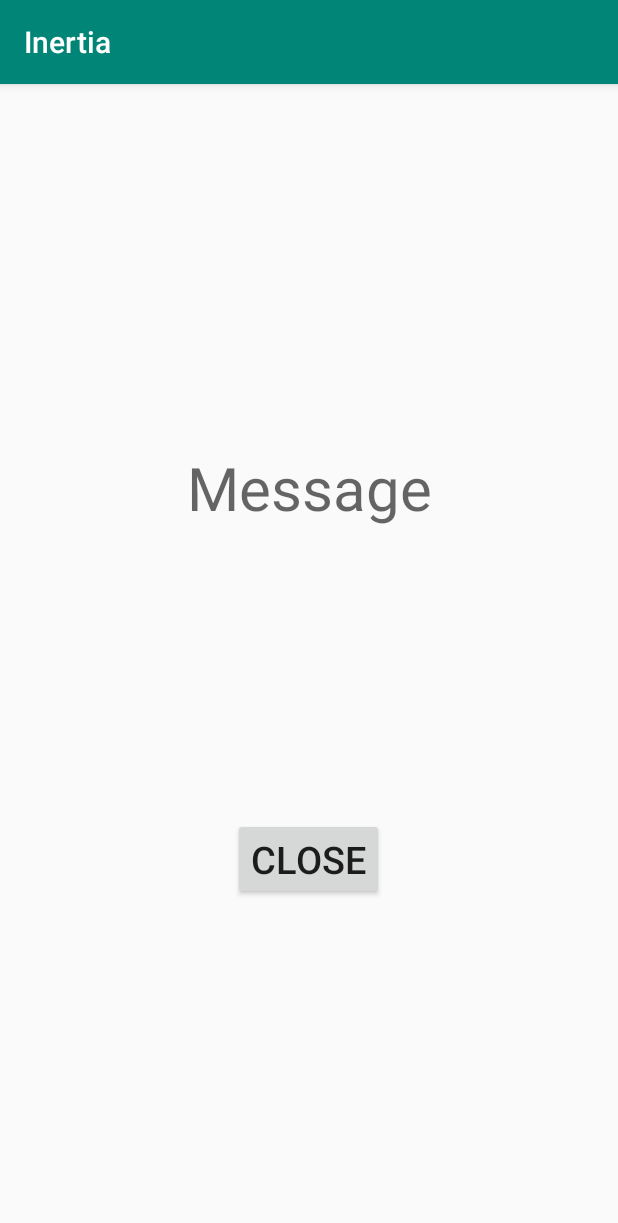
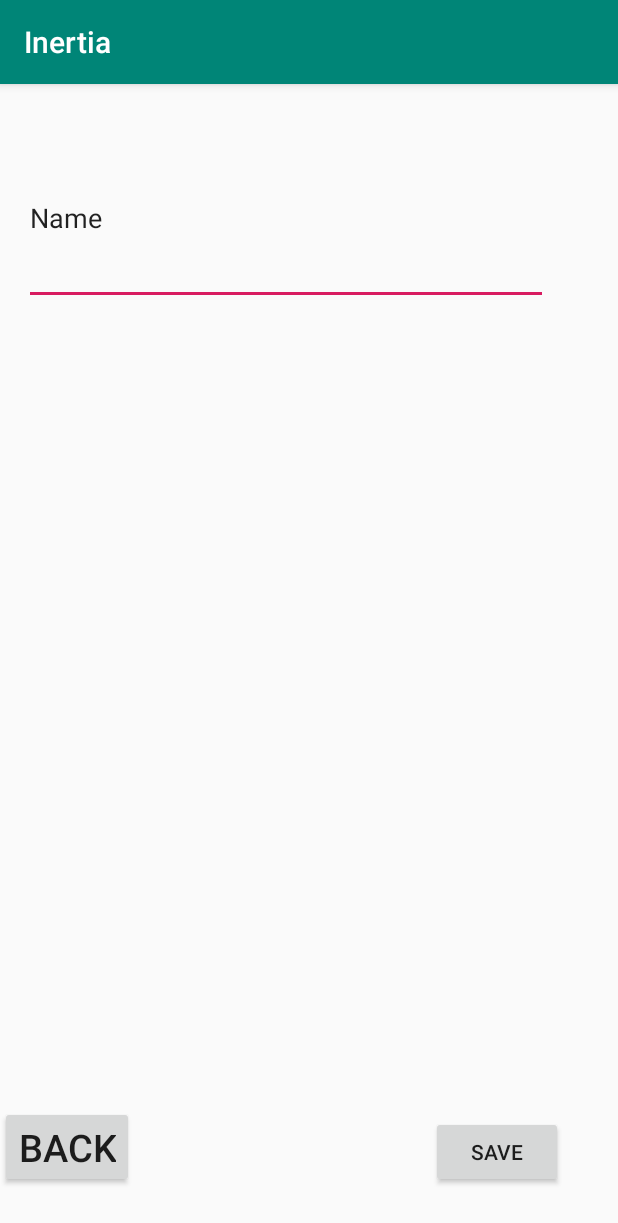
Before and after one commit to macruhinda/Inertiaa, an Android app: the screen it shows after launch (DisplayMessageActivity), after a tap on "SEND", on a phone screen of 412 x 824 dp. Shown: the top 1223 px of the screen. Run offline under Robolectric (Android 15) with nearby library versions, the phone set to English and light mode, and no system bars; 4 statements that could not run were skipped.

Commit message:
final project

```diff
--- a/app/src/main/java/com/example/inertia/DisplayMessageActivity.java
+++ b/app/src/main/java/com/example/inertia/DisplayMessageActivity.java
@@ -5,19 +5,67 @@ import androidx.appcompat.app.AppCompatActivity;
 import android.content.Intent;
 import android.os.Bundle;
 import android.view.View;
+import android.widget.ArrayAdapter;
+import android.widget.Button;
+import android.widget.EditText;
+import android.widget.ListView;
 import android.widget.TextView;
+import android.widget.Toast;
+
+import java.util.ArrayList;
 
 public class DisplayMessageActivity extends AppCompatActivity {
+    ListView saved_messag;
+    EditText textV;
+    Button sendBut;
+
+
+    Subaru subaru;
+    ArrayList arrayList;
+    ArrayAdapter arrayAdapter;
+
 
     @Override
     protected void onCreate(Bundle savedInstanceState) {
         super.onCreate(savedInstanceState);
 
+        saved_messag = findViewById(R.id.saved_message);
+
         setContentView(R.layout.activity_display_message);
         Intent intent = getIntent();
         String message = intent.getStringExtra("MESSAGE");
-        TextView messageView =(TextView)findViewById(R.id.messageTextView);
-        messageView.setText(message);
+       // TextView messageView =(TextView)findViewById(R.id.messageTextView);
+       // messageView.setText(message);
+
+
+
+        textV = findViewById(R.id.editText);
+        sendBut =  findViewById(R.id.saving);
+        final Subaru subaru = new Subaru(DisplayMessageActivity.this);
+        arrayList = subaru.allcomment();
+        arrayAdapter = new ArrayAdapter(DisplayMessageActivity.this,android.R.layout.activity_list_item,arrayList);
+        saved_messag.setAdapter(arrayAdapter);
+
+        sendBut.setOnClickListener(new View.OnClickListener() {
+            @Override
+            public void onClick(View v) {
+                String txt2 = textV.getText().toString();
+                if (!txt2.isEmpty()){
+                    if(subaru.addcomment(txt2)){
+                        textV.setText("");
+                        Toast.makeText(getApplicationContext(),"saved....",Toast.LENGTH_SHORT).show();
+                        arrayList.clear();
+                        arrayList.addAll(subaru.allcomment());
+
+                        arrayAdapter.notifyDataSetChanged();
+                        saved_messag.invalidateViews();
+                        saved_messag.refreshDrawableState();
+
+                    }
+
+                }
+            }
+        });
     }
     public void onClose(View view) {
         super.finish();
--- a/app/src/main/java/com/example/inertia/MainActivity.java
+++ b/app/src/main/java/com/example/inertia/MainActivity.java
@@ -17,12 +17,20 @@ import android.view.Menu;
 import android.view.MenuInflater;
 import android.view.MenuItem;
 import android.view.View;
+import android.widget.ArrayAdapter;
 import android.widget.Button;
 import android.widget.EditText;
+import android.widget.ListView;
 import android.widget.TextView;
+import android.widget.Toast;
+
+import java.util.ArrayList;
+
 
 public class MainActivity extends AppCompatActivity {
     TextView textView;
+    Button commentbtn;
+
 
     private static final boolean TODO = true;
 
@@ -47,6 +55,15 @@ public class MainActivity extends AppCompatActivity {
             @Override
             public void onClick(View v) {
                 Intent intent = new Intent(MainActivity.this, TheRecyc.class);
+                startActivity(intent);
+            }
+        });
+
+        Button Ssav = (Button) findViewById(R.id.commentbtn);
+        Ssav.setOnClickListener(new View.OnClickListener() {
+            @Override
+            public void onClick(View v) {
+                Intent intent = new Intent(MainActivity.this, DisplayMessageActivity.class);
                 startActivity(intent);
             }
         });
--- /dev/null
+++ b/app/src/main/java/com/example/inertia/Subaru.java
@@ -0,0 +1,55 @@
+package com.example.inertia;
+
+import android.content.ContentValues;
+import android.content.Context;
+import android.database.Cursor;
+import android.database.sqlite.SQLiteDatabase;
+import android.database.sqlite.SQLiteOpenHelper;
+
+import java.util.ArrayList;
+
+public class Subaru extends SQLiteOpenHelper {
+
+   private static final String database = "database";
+   private static final String ntable = "table";
+
+     Subaru(Context context){
+         super(context,database,null,4);
+
+     }
+    @Override
+    public void onCreate(SQLiteDatabase db) {
+         String table1 = "create table" +ntable+ "(id integer primary key, text Text)";
+         db.execSQL(ntable);
+
+    }
+
+    @Override
+    public void onUpgrade(SQLiteDatabase db, int oldVersion, int newVersion) {
+   db.execSQL(String.format("DROP TABLE IF EXISTS %s", ntable));
+    onCreate(db);
+
+    }
+    public boolean addcomment (String text){
+         SQLiteDatabase sqLiteDatabase = this.getWritableDatabase();
+        ContentValues contentvalues = new ContentValues();
+        contentvalues.put("txt",text);
+        sqLiteDatabase.insert(ntable, null,contentvalues);
+        return true;
+    }
+    public ArrayList allcomment (){
+            SQLiteDatabase sqLiteDatabase = this.getReadableDatabase();
+            ArrayList<String> arrayList = new ArrayList<String>();
+
+        Cursor cursor = sqLiteDatabase.rawQuery("select *from " +ntable,null);
+
+        cursor.moveToFirst();
+        while (!cursor.isAfterLast()){
+            arrayList.add(cursor.getString(cursor.getColumnIndex("txt")));
+            cursor.moveToNext();
+        }
+        return arrayList;
+    }
+
+
+}
--- a/app/src/main/res/layout/activity_alarm_clock.xml
+++ b/app/src/main/res/layout/activity_alarm_clock.xml
@@ -14,7 +14,7 @@
         android:layout_width="255dp"
         android:layout_height="131dp"
         android:ems="10"
-        android:hint="Enter Secends"
+        android:hint="Enter Seconds"
         android:textSize="30dp"
         android:textAlignment="center"
         app:layout_constraintBottom_toBottomOf="parent"
--- a/app/src/main/res/layout/activity_display_message.xml
+++ b/app/src/main/res/layout/activity_display_message.xml
@@ -6,36 +6,53 @@
     android:layout_height="match_parent"
     tools:context=".DisplayMessageActivity">
 
-    <TextView
-        android:id="@+id/messageTextView"
-        android:layout_width="0dp"
-        android:layout_height="wrap_content"
-        android:layout_marginStart="8dp"
-        android:layout_marginLeft="8dp"
-        android:layout_marginEnd="8dp"
-        android:layout_marginRight="8dp"
-        android:hint="Message"
-        android:text="TextView"
-        android:textAlignment="center"
-        android:textSize="40dp"
-        app:layout_constraintBottom_toBottomOf="parent"
-        app:layout_constraintEnd_toEndOf="parent"
-        app:layout_constraintHorizontal_bias="0.0"
-        app:layout_constraintStart_toStartOf="parent"
-        app:layout_constraintTop_toTopOf="parent"
-        app:layout_constraintVertical_bias="0.339" />
-
     <Button
         android:id="@+id/closeButton"
         android:layout_width="wrap_content"
         android:layout_height="wrap_content"
-        android:text="Close"
+        android:text="Back"
         android:textSize="25dp"
         app:layout_constraintBottom_toBottomOf="parent"
-        app:layout_constraintEnd_toEndOf="@+id/messageTextView"
-        app:layout_constraintHorizontal_bias="0.498"
-        app:layout_constraintStart_toStartOf="@+id/messageTextView"
-        app:layout_constraintTop_toBottomOf="@+id/messageTextView"
-        app:layout_constraintVertical_bias="0.463" />
+        app:layout_constraintEnd_toStartOf="@+id/editText"
+        app:layout_constraintHorizontal_bias="0.0"
+        app:layout_constraintStart_toStartOf="parent"
+        app:layout_constraintTop_toBottomOf="@+id/saved_message"
+        app:layout_constraintVertical_bias="0.505" />
+
+    <ListView
+        android:id="@+id/saved_message"
+        android:layout_width="384dp"
+        android:layout_height="470dp"
+        app:layout_constraintBottom_toTopOf="@+id/closeButton"
+        app:layout_constraintEnd_toEndOf="parent"
+        app:layout_constraintHorizontal_bias="0.6"
+        app:layout_constraintStart_toStartOf="parent"
+        app:layout_constraintTop_toBottomOf="@+id/editText" />
+
+    <Button
+        android:id="@+id/saving"
+        android:layout_width="wrap_content"
+        android:layout_height="wrap_content"
+        android:text="save"
+        app:layout_constraintBottom_toBottomOf="@+id/closeButton"
+        app:layout_constraintEnd_toEndOf="@+id/saved_message"
+        app:layout_constraintHorizontal_bias="0.888"
+        app:layout_constraintStart_toEndOf="@+id/closeButton"
+        app:layout_constraintTop_toBottomOf="@+id/saved_message"
+        app:layout_constraintVertical_bias="1.0" />
+
+    <EditText
+        android:id="@+id/editText"
+        android:layout_width="349dp"
+        android:layout_height="115dp"
+        android:ems="10"
+        android:inputType="textPersonName"
+        android:text="Name"
+        app:layout_constraintBottom_toTopOf="@+id/saved_message"
+        app:layout_constraintEnd_toEndOf="parent"
+        app:layout_constraintHorizontal_bias="0.258"
+        app:layout_constraintStart_toStartOf="parent"
+        app:layout_constraintTop_toTopOf="parent"
+        app:layout_constraintVertical_bias="1.0" />
 
 </androidx.constraintlayout.widget.ConstraintLayout>
```
Also changed, not shown: app/src/main/res/layout/activity_main.xml (+13 -1 lines).
